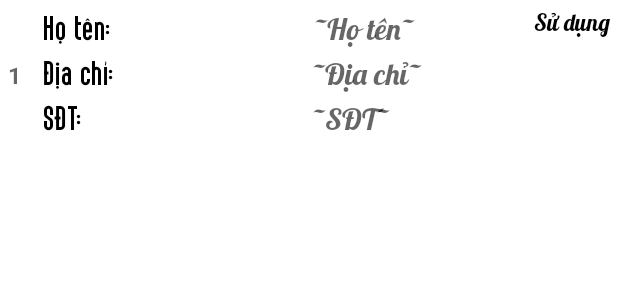
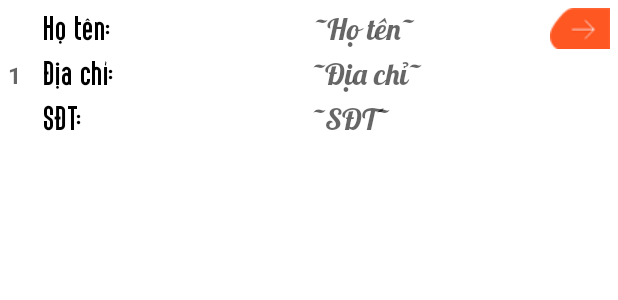
Before and after one commit to kienvu19/AppOrderFoodBasic, an Android app: the layout info_user_remember.xml on its own in the app's theme, with its tools: preview values and no code run, on a phone screen of 412 x 824 dp. Shown: the top 300 px of the screen. Run offline under Robolectric (Android 15) with nearby library versions, the phone set to English and light mode, and no system bars.

Commit message:
First Project Android Studio

```diff
--- a/app/src/main/res/layout/info_user_remember.xml
+++ b/app/src/main/res/layout/info_user_remember.xml
@@ -14,14 +14,11 @@
         android:layout_marginEnd="5dp"
         android:layout_marginBottom="5dp">
 
-        <TextView
+        <ImageView
             android:layout_width="wrap_content"
             android:layout_height="wrap_content"
-            android:textColor="#000"
-            android:textSize="15sp"
-            android:fontFamily="@font/lobest"
             android:layout_alignParentEnd="true"
-            android:text="Sử dụng"></TextView>
+            android:background="@drawable/sudung"></ImageView>
 
         <TextView
             android:id="@+id/saveiduser"
```
Also changed, not shown: app/src/main/res/drawable/sudung.png.
